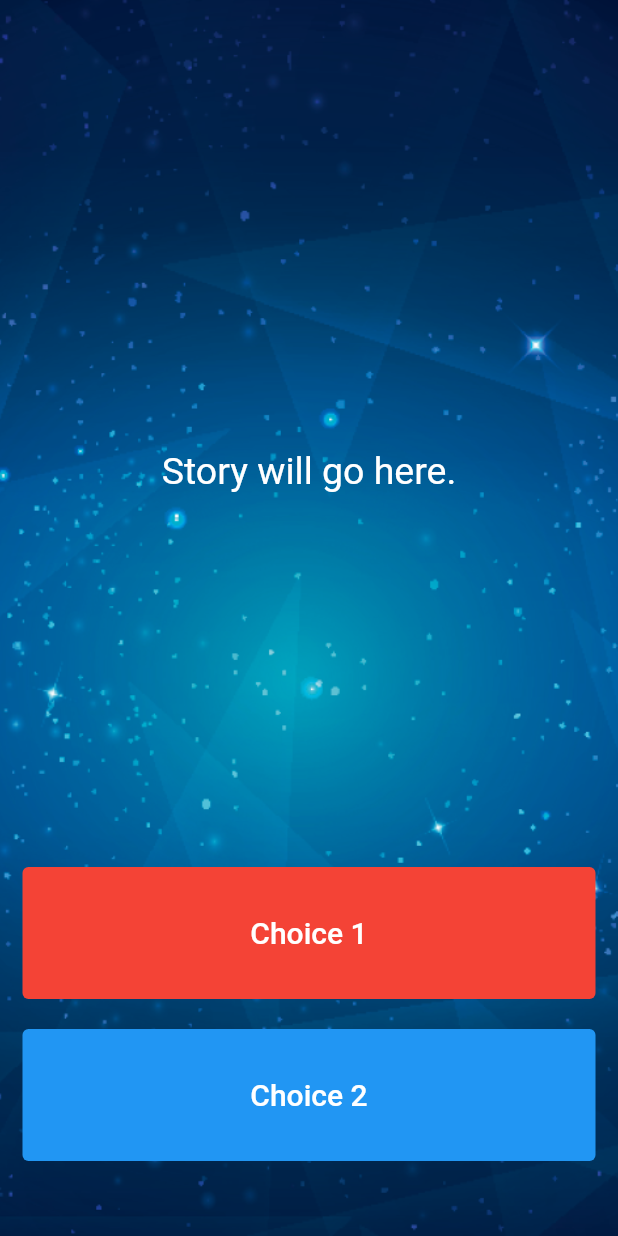
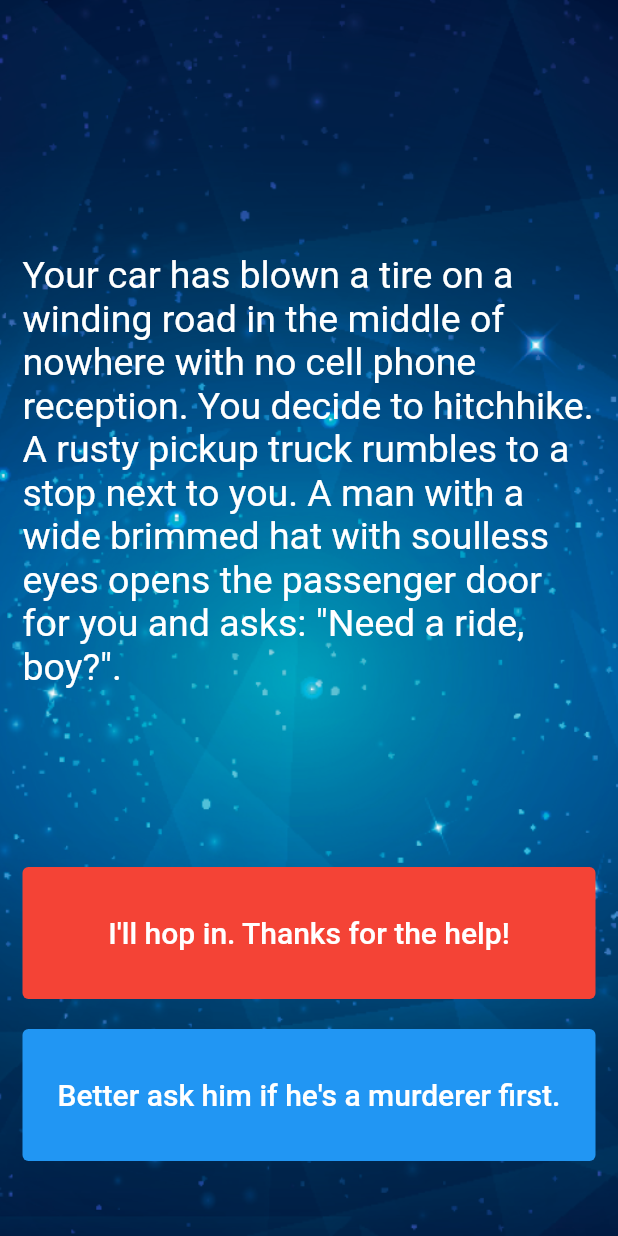
Before and after one commit to Lokie-codes/destini_choice_game_flutter, a Flutter app: the screen it shows after launch, on a phone screen of 412 x 824 dp. Run offline on Flutter 3.47's test engine with Material 2 defaults, Android fonts, the phone set to English and light mode, and no system bars.

Commit message:
challenge completed

```diff
--- a/lib/main.dart
+++ b/lib/main.dart
@@ -1,5 +1,5 @@
+import 'package:destini_choice_game_flutter/story_brain.dart';
 import 'package:flutter/material.dart';
-//TODO: Step 15 - Run the app and see if you can see the screen update with the first story. Delete this TODO if it looks as you expected.
 
 void main() => runApp(const Destini());
 
@@ -14,7 +14,8 @@
     );
   }
 }
-//TODO: Step 9 - Create a new storyBrain object from the StoryBrain class.
+
+StoryBrain storyBrain = StoryBrain();
 
 class StoryPage extends StatefulWidget {
   const StoryPage({super.key});
@@ -39,13 +40,12 @@
         child: Column(
           crossAxisAlignment: CrossAxisAlignment.stretch,
           children: [
-            const Expanded(
+            Expanded(
               flex: 12,
               child: Center(
                 child: Text(
-                  //TODO: Step 10 - use the storyBrain to get the first story title and display it in this Text Widget.
-                  'Story will go here.',
-                  style: TextStyle(
+                  storyBrain.getStory(),
+                  style: const TextStyle(
                     fontSize: 25.0,
                   ),
                 ),
@@ -56,15 +56,16 @@
               child: TextButton(
                 onPressed: () {
                   //Choice 1 made by user.
-                  //TODO: Step 18 - Call the nextStory() method from storyBrain and pass the number 1 as the choice made by the user.
+                  setState(() {
+                    storyBrain.nextStory(choiceNumber: 1);
+                  });
                 },
                 style: TextButton.styleFrom(
                   backgroundColor: Colors.red,
                 ),
-                child: const Text(
-                  //TODO: Step 13 - Use the storyBrain to get the text for choice 1.
-                  'Choice 1',
-                  style: TextStyle(
+                child: Text(
+                  storyBrain.getChoice1(),
+                  style: const TextStyle(
                     fontSize: 20.0,
                     color: Colors.white,
                   ),
@@ -75,24 +76,25 @@
               height: 20.0,
             ),
             Expanded(
-              flex:
-                  2, //TODO: Step 26 - Use a Flutter Visibility Widget to wrap this FlatButton.
-              //TODO: Step 28 - Set the "visible" property of the Visibility Widget to equal the output from the buttonShouldBeVisible() method in the storyBrain.
-
+              flex: 2,
+              child: Visibility(
+                visible: storyBrain.buttonShouldBeVisible(),
                 child: TextButton(
                   onPressed: () {
                     //Choice 2 made by user.
-                  //TODO: Step 19 - Call the nextStory() method from storyBrain and pass the number 2 as the choice made by the user.
+                    setState(() {
+                      storyBrain.nextStory(choiceNumber: 2);
+                    });
                   },
                   style: TextButton.styleFrom(
                     backgroundColor: Colors.blue,
                   ),
-                child: const Text(
-                  //TODO: Step 14 - Use the storyBrain to get the text for choice 2.
-                  'Choice 2',
-                  style: TextStyle(
+                  child: Text(
+                    storyBrain.getChoice2(),
+                    style: const TextStyle(
                       fontSize: 20.0,
                       color: Colors.white,
+                    ),
                   ),
                 ),
               ),
@@ -103,6 +105,3 @@
     );
   }
 }
-//TODO: Step 24 - Run the app and try to figure out what code you need to add to this file to make the story change when you press on the choice buttons.
-
-//TODO: Step 29 - Run the app and test it against the Story Outline to make sure you've completed all the steps. The code for the completed app can be found here: https://github.com/londonappbrewery/destini-challenge-completed/
--- a/lib/story.dart
+++ b/lib/story.dart
@@ -1,8 +1,8 @@
-
 class Story {
   late String storyTitle;
   late String choice1;
   late String choice2;
 
-  Story(this.storyTitle, this.choice1, this.choice2);
+  Story(
+      {required this.storyTitle, required this.choice1, required this.choice2});
 }
```
Also changed, not shown: lib/story_brain.dart (+76 -55 lines), 1 other file. Lines whose indentation alone changed are shown as unchanged.
